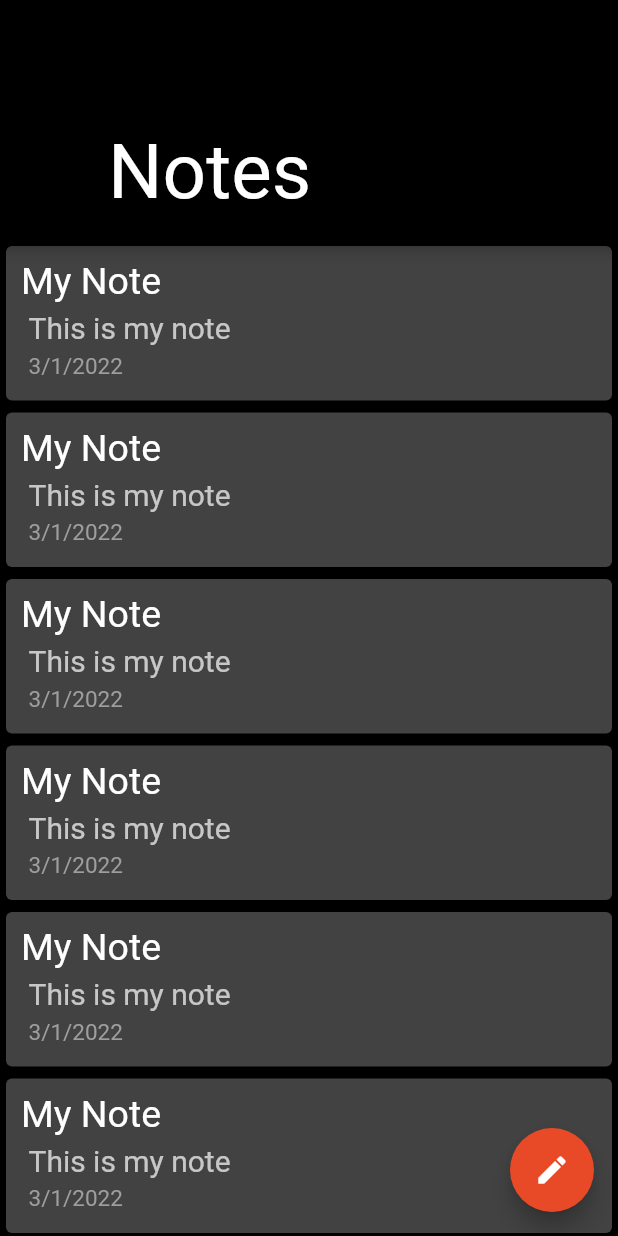
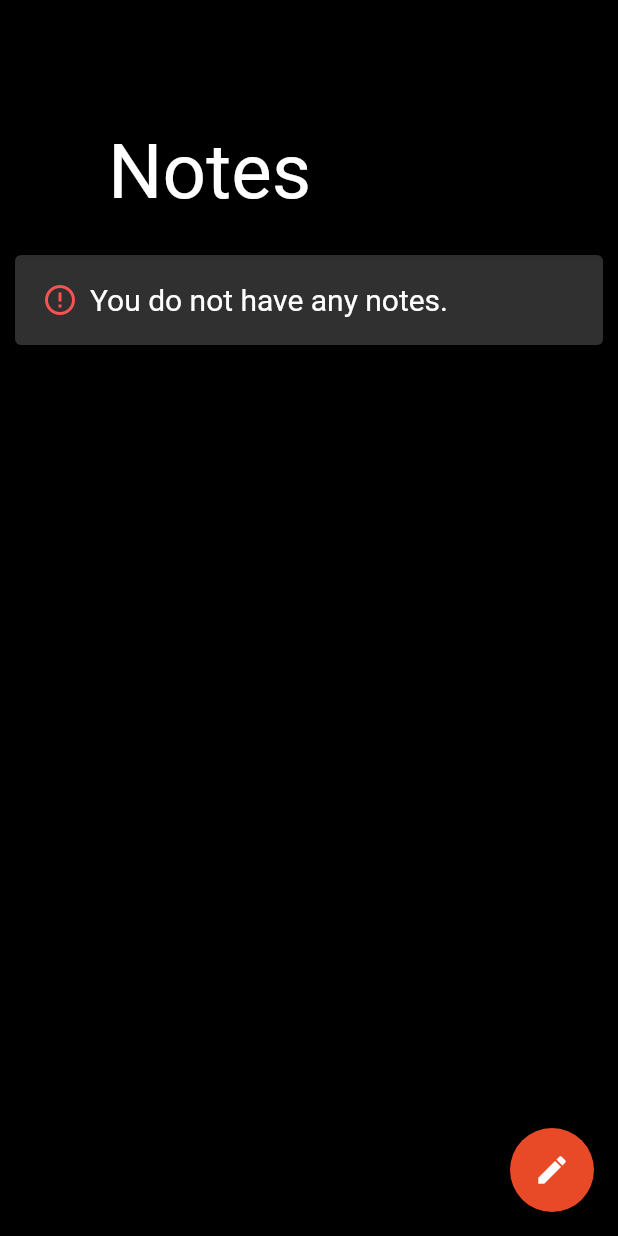
Before and after one commit to SiGMobileUIUC/Lesson-2---Notes-App, a Flutter app: the screen it shows after launch, on a phone screen of 412 x 824 dp. Run offline on Flutter 3.47's test engine with Material 2 defaults, Android fonts, the phone set to English and light mode, and no system bars; our stand-ins replace flutter_spinkit, sqflite; accounts and stored records are empty.

Commit message:
Got database to work and notes to showcase that

```diff
--- a/lib/main.dart
+++ b/lib/main.dart
@@ -2,5 +2,6 @@ import 'package:flutter/material.dart';
 import 'package:notes_app/screens/home.dart';
 
 void main() {
+  WidgetsFlutterBinding.ensureInitialized();
   runApp(const Root());
 }
--- /dev/null
+++ b/lib/models/note.dart
@@ -0,0 +1,30 @@
+class Note {
+  /// The ID for the note.
+  int id;
+
+  /// The title for the note.
+  String noteTitle;
+
+  /// The body of the note.
+  String note;
+
+  /// The DateTime object of when the note was created.
+  DateTime dateTime;
+
+  Note({
+    required this.id,
+    required this.note,
+    required this.noteTitle,
+    required this.dateTime,
+  });
+
+  factory Note.fromJSON(Map<String, dynamic> json) {
+    Note note = Note(
+      id: json["id"],
+      note: json["note"],
+      noteTitle: json["noteTitle"],
+      dateTime: DateTime.parse(json["dateTime"]),
+    );
+    return note;
+  }
+}
--- a/lib/screens/home.dart
+++ b/lib/screens/home.dart
@@ -1,7 +1,13 @@
+import 'dart:async';
+
 import 'package:flutter/material.dart';
+import 'package:flutter_spinkit/flutter_spinkit.dart';
 import 'package:intl/intl.dart';
 import 'package:notes_app/misc/colors.dart';
-import 'package:notes_app/screens/note.dart';
+import 'package:notes_app/models/note.dart';
+import 'package:notes_app/screens/notes.dart';
+import 'package:notes_app/services/database_service.dart';
+import 'package:notes_app/widgets/alert_box.dart';
 
 class Root extends StatelessWidget {
   const Root({Key? key}) : super(key: key);
@@ -25,8 +31,7 @@ class Home extends StatefulWidget {
 }
 
 class HomeState extends State<Home> {
-  String noteTitle = "My Note";
-  String note = "This is my note";
+  Future<List<Note>> future = DBService.db.getNotes();
   @override
   Widget build(BuildContext context) {
     return Scaffold(
@@ -49,14 +54,44 @@ class HomeState extends State<Home> {
           ),
           SliverList(
             delegate: SliverChildBuilderDelegate(
-              (context, index) {
+              (context, ind) {
+                return FutureBuilder(
+                  future: future,
+                  builder: (BuildContext context,
+                      AsyncSnapshot<List<Note>?> snapshot) {
+                    switch (snapshot.connectionState) {
+                      case ConnectionState.none:
+                      case ConnectionState.waiting:
+                      case ConnectionState.active:
+                        return const Center(
+                          child: SpinKitRing(
+                            color: AppColors.secondaryUofILightest,
+                          ),
+                        );
+                      case ConnectionState.done:
+                        if (!snapshot.hasData || snapshot.data!.isEmpty) {
+                          return const AlertBox(
+                            child: Text(
+                              'You do not have any notes.',
+                              style: TextStyle(
+                                  color: Colors.white, fontSize: 20.0),
+                            ),
+                          );
+                        }
+                        return ListView.builder(
+                          shrinkWrap: true,
+                          physics: const NeverScrollableScrollPhysics(),
+                          itemCount: snapshot.data!.length,
+                          itemBuilder: (context, index) {
                             return Card(
                               child: ListTile(
                                 contentPadding: const EdgeInsets.symmetric(
                                     horizontal: 10.0, vertical: 5.0),
                                 isThreeLine: true,
                                 title: Text(
-                      noteTitle,
+                                  snapshot.data![index].noteTitle,
+                                  maxLines: 1,
+                                  overflow: TextOverflow.fade,
                                   style: const TextStyle(fontSize: 25.0),
                                 ),
                                 subtitle: Container(
@@ -65,16 +100,21 @@ class HomeState extends State<Home> {
                                     children: [
                                       Container(
                                         child: Text(
-                              note,
-                              style: const TextStyle(fontSize: 20.0),
+                                          snapshot.data![index].note,
+                                          maxLines: 1,
+                                          overflow: TextOverflow.fade,
+                                          style:
+                                              const TextStyle(fontSize: 20.0),
                                         ),
                                         alignment: Alignment.centerLeft,
-                            padding: const EdgeInsets.only(bottom: 5.0),
+                                        padding:
+                                            const EdgeInsets.only(bottom: 5.0),
                                       ),
                                       Row(
                                         children: [
                                           Text(
-                                DateFormat.yMd().format(DateTime.now()),
+                                            DateFormat.yMd()
+                                                .format(DateTime.now()),
                                             style: const TextStyle(
                                               color: Colors.grey,
                                               fontSize: 15.0,
@@ -85,26 +125,44 @@ class HomeState extends State<Home> {
                                     ],
                                   ),
                                 ),
-                    onTap: () {
-                      Navigator.of(context).push(MaterialPageRoute(
-                        builder: (context) => const Note(
-                          title: "My Note",
-                          note: "This is my note",
+                                onTap: () async {
+                                  await Navigator.of(context)
+                                      .push(MaterialPageRoute(
+                                    builder: (context) => Notes(
+                                      note: snapshot.data![index],
                                     ),
                                   ));
+                                  setState(() {
+                                    future = DBService.db.getNotes();
+                                  });
                                 },
                               ),
                             );
                           },
-              childCount: 15,
+                        );
+                    }
+                  },
+                );
+              },
+              childCount: 1,
             ),
           ),
         ],
       ),
       floatingActionButton: FloatingActionButton(
-        onPressed: () {
-          Navigator.of(context)
-              .push(MaterialPageRoute(builder: (context) => const Note()));
+        onPressed: () async {
+          Note newNote = await DBService.db.newNote("", "");
+          setState(() {});
+          await Navigator.of(context).push(
+            MaterialPageRoute(
+              builder: (context) => Notes(
+                note: newNote,
+              ),
+            ),
+          );
+          setState(() {
+            future = DBService.db.getNotes();
+          });
         },
         child: const Icon(
           Icons.edit,
--- a/lib/screens/note.dart
+++ /dev/null
@@ -1,59 +0,0 @@
-import 'package:flutter/material.dart';
-import 'package:notes_app/misc/colors.dart';
-
-class Note extends StatefulWidget {
-  final String title;
-  final String note;
-
-  const Note({Key? key, this.title = "", this.note = ""}) : super(key: key);
-
-  @override
-  _NoteState createState() => _NoteState();
-}
-
-class _NoteState extends State<Note> {
-  final TextEditingController _titleController = TextEditingController();
-  final TextEditingController _noteController = TextEditingController();
-
-  @override
-  void initState() {
-    super.initState();
-    if (widget.title.isNotEmpty) {
-      _titleController.text = widget.title;
-    }
-    if (widget.note.isNotEmpty) {
-      _noteController.text = widget.note;
-    }
-  }
-
-  @override
-  Widget build(BuildContext context) {
-    return Scaffold(
-      appBar: AppBar(
-        title: TextField(
-          controller: _titleController,
-          decoration: const InputDecoration(
-            hintText: "Title",
-            hintStyle: TextStyle(
-              fontSize: 30.0,
-            ),
-          ),
-          style: const TextStyle(fontSize: 30.0),
-        ),
-      ),
-      body: Container(
-        padding: const EdgeInsets.all(20.0),
-        height: double.infinity,
-        child: TextField(
-          controller: _noteController,
-          autofocus: true,
-          cursorColor: AppColors.urbanaOrange,
-          keyboardType: TextInputType.multiline,
-          decoration: const InputDecoration(
-            border: InputBorder.none,
-          ),
-        ),
-      ),
-    );
-  }
-}
--- /dev/null
+++ b/lib/widgets/alert_box.dart
@@ -0,0 +1,37 @@
+import 'package:flutter/material.dart';
+
+class AlertBox extends StatelessWidget {
+  final Color? iconColor;
+  final Widget child;
+  const AlertBox({Key? key, this.iconColor, required this.child})
+      : super(key: key);
+
+  @override
+  Widget build(BuildContext context) {
+    return Column(
+      crossAxisAlignment: CrossAxisAlignment.center,
+      children: <Widget>[
+        Card(
+          color: Colors.grey[850],
+          elevation: 0.0,
+          child: Container(
+            padding: const EdgeInsets.all(10.0),
+            child: Row(
+              children: <Widget>[
+                Padding(
+                  padding: const EdgeInsets.all(8.0),
+                  child: Icon(
+                    Icons.error_outline,
+                    color: iconColor ?? Colors.redAccent,
+                  ),
+                ),
+                Expanded(child: child),
+              ],
+            ),
+          ),
+          margin: const EdgeInsets.all(10.0),
+        ),
+      ],
+    );
+  }
+}
--- a/pubspec.yaml
+++ b/pubspec.yaml
@@ -35,6 +35,10 @@ dependencies:
   # Use with the CupertinoIcons class for iOS style icons.
   cupertino_icons: ^1.0.2
   intl: ^0.17.0
+  sqflite: ^2.0.2
+  flutter_spinkit: ^5.1.0
+  path_provider: ^2.0.2
+  provider: ^6.0.2
 
 dev_dependencies:
   flutter_test:
```
Also changed, not shown: lib/screens/notes.dart (added, +100 -0 lines), lib/services/database_service.dart (added, +83 -0 lines), pubspec.lock, 2 other files. Lines whose indentation alone changed are shown as unchanged.
